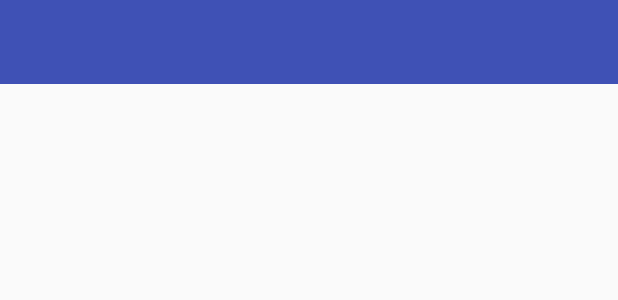
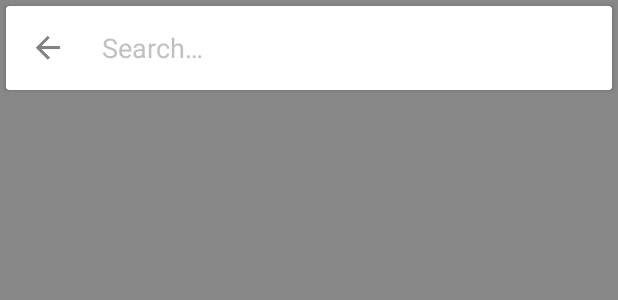
Before and after one commit to jintoga/Material-SearchView-Demo, an Android app: the layout fragment_one.xml on its own in the app's theme, with its tools: preview values and no code run, on a phone screen of 412 x 824 dp. Shown: the top 300 px of the screen. Run offline under Robolectric (Android 15) with nearby library versions, the phone set to English and light mode, and no system bars.

Commit message:
- fixed bug where 1st attempt of using circular reveal animation didn't work properly caused by Width, Height 0

```diff
--- a/app/src/main/java/com/dat/floatingsearchviewdemo/AnimationUtils.java
+++ b/app/src/main/java/com/dat/floatingsearchviewdemo/AnimationUtils.java
@@ -45,12 +45,12 @@ public class AnimationUtils {
 
     @TargetApi(21)
     public static void circleRevealView(View view) {
-        circleRevealView(view, ANIMATION_DURATION_SHORT);
+        circleRevealView(view, ANIMATION_DURATION_SHORTEST);
     }
 
     @TargetApi(21)
     public static void circleHideView(final View view, AnimatorListenerAdapter listenerAdapter) {
-        circleHideView(view, ANIMATION_DURATION_SHORT, listenerAdapter);
+        circleHideView(view, ANIMATION_DURATION_SHORTEST, listenerAdapter);
     }
 
     @TargetApi(21)
@@ -151,4 +151,6 @@ public class AnimationUtils {
         fadeInView(showView, duration);
         fadeOutView(hideView, duration);
     }
+
+    // TODO - Cross fade with circle reveal.
 }
--- a/app/src/main/java/com/dat/floatingsearchviewdemo/MySearchView.java
+++ b/app/src/main/java/com/dat/floatingsearchviewdemo/MySearchView.java
@@ -4,6 +4,7 @@ import android.animation.Animator;
 import android.animation.AnimatorListenerAdapter;
 import android.content.Context;
 import android.os.Build;
+import android.support.v7.widget.CardView;
 import android.text.Editable;
 import android.text.TextUtils;
 import android.text.TextWatcher;
@@ -13,7 +14,6 @@ import android.view.View;
 import android.widget.EditText;
 import android.widget.FrameLayout;
 import android.widget.ImageButton;
-import android.widget.LinearLayout;
 
 /**
  * Created by DAT on 13-Jun-16.
@@ -23,7 +23,7 @@ public class MySearchView extends FrameLayout {
     private boolean isSearchViewOpen;
     private FrameLayout rootView;
     private EditText searchEditText;
-    private LinearLayout searchBar;
+    private CardView searchBar;
     private ImageButton back;
     private ImageButton clear;
 
@@ -32,7 +32,6 @@ public class MySearchView extends FrameLayout {
     public MySearchView(Context context) {
         super(context);
         init();
-        initSearchView();
     }
 
     public MySearchView(Context context, AttributeSet attrs) {
@@ -46,7 +45,7 @@ public class MySearchView extends FrameLayout {
         LayoutInflater.from(getContext()).inflate(R.layout.search_view, this, true);
         // Get items
         rootView = (FrameLayout) findViewById(R.id.search_layout);
-        searchBar = (LinearLayout) findViewById(R.id.search_bar);
+        searchBar = (CardView) findViewById(R.id.search_bar);
         back = (ImageButton) findViewById(R.id.action_back);
         searchEditText = (EditText) findViewById(R.id.et_search);
         clear = (ImageButton) findViewById(R.id.action_clear);
@@ -106,7 +105,6 @@ public class MySearchView extends FrameLayout {
 
         if (Build.VERSION.SDK_INT >= Build.VERSION_CODES.LOLLIPOP) {
             rootView.setVisibility(View.VISIBLE);
-            AnimationUtils.circleRevealView(rootView);
             AnimationUtils.circleRevealView(searchBar);
         } else {
             AnimationUtils.fadeInView(rootView);
@@ -142,7 +140,6 @@ public class MySearchView extends FrameLayout {
         };
 
         if (Build.VERSION.SDK_INT >= Build.VERSION_CODES.LOLLIPOP) {
-            AnimationUtils.circleHideView(rootView, listenerAdapter);
             AnimationUtils.circleHideView(searchBar, listenerAdapter);
         } else {
             AnimationUtils.fadeOutView(rootView);
--- a/app/src/main/res/layout/search_view.xml
+++ b/app/src/main/res/layout/search_view.xml
@@ -4,11 +4,17 @@
     xmlns:app="http://schemas.android.com/apk/res-auto"
     xmlns:tools="http://schemas.android.com/tools"
     android:layout_width="match_parent"
-    android:layout_height="?attr/actionBarSize"
-    android:visibility="gone"
-    tools:visibility="visible">
+    android:layout_height="match_parent"
+    android:visibility="visible">
+
+    <View
+        android:id="@+id/transparent_view"
+        android:layout_width="match_parent"
+        android:layout_height="match_parent"
+        android:background="@color/search_layover_bg" />
 
     <android.support.v7.widget.CardView
+        android:id="@+id/search_bar"
         android:layout_width="match_parent"
         android:layout_height="wrap_content"
         android:layout_marginBottom="2dp"
@@ -18,7 +24,6 @@
         app:cardBackgroundColor="@color/white">
 
         <LinearLayout
-            android:id="@+id/search_bar"
             android:layout_width="match_parent"
             android:layout_height="?attr/actionBarSize"
             android:layout_gravity="center"
```
Also changed, not shown: app/src/main/java/com/dat/floatingsearchviewdemo/MyFragment.java (+7 -0 lines).
